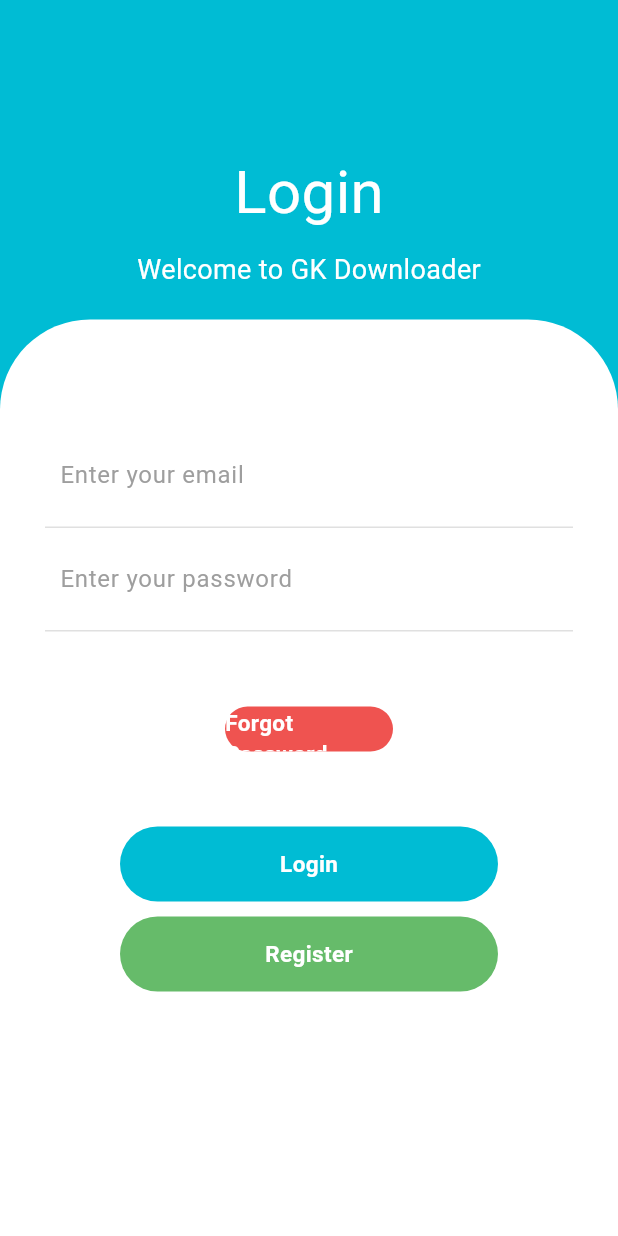
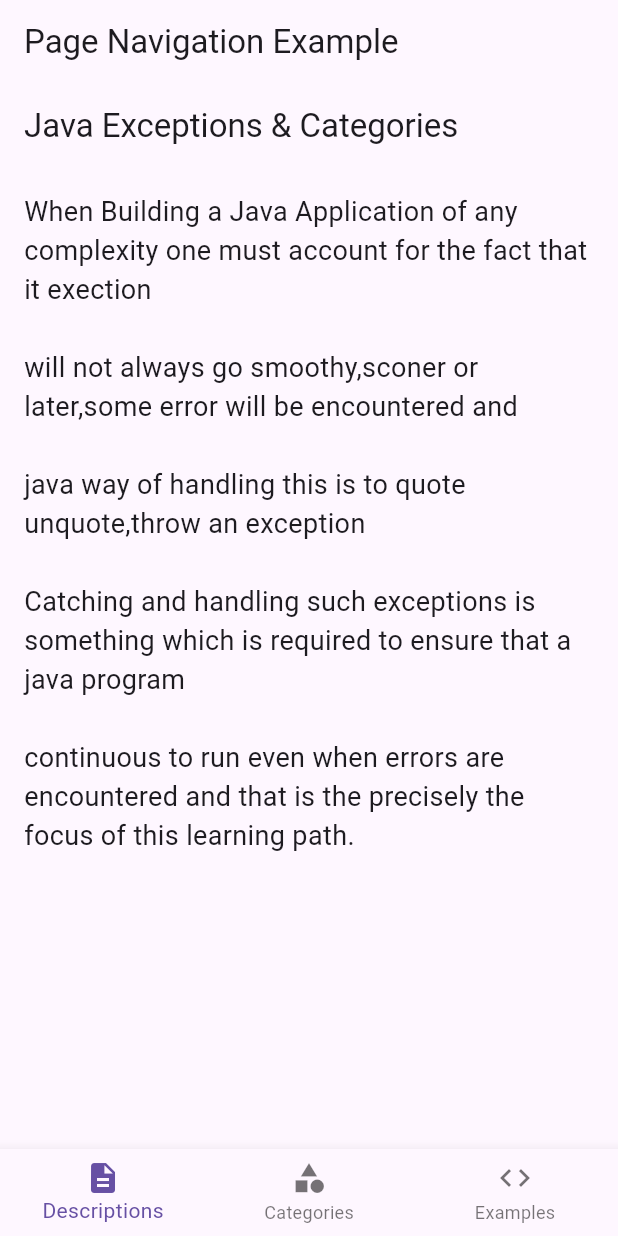
Before and after one commit to shiv9413/gkdownloader, a Flutter app: the screen it shows after launch, on a phone screen of 412 x 824 dp. Run offline on Flutter 3.47's test engine with Material 3 defaults, Android fonts, the phone set to English and light mode, and no system bars.

Commit message:
Exception module added

```diff
--- /dev/null
+++ b/lib/Exceptions/screen1.dart
@@ -0,0 +1,23 @@
+import 'package:flutter/material.dart';
+
+class screen1 extends StatelessWidget {
+  @override
+  Widget build(BuildContext context) {
+    return Scaffold(
+      appBar: AppBar(
+        title: Text('Java Exceptions & Categories'),
+      ),
+      body: Container(
+        padding: EdgeInsets.all(16.0),
+          child: Text(
+            "When Building a Java Application of any complexity one must account for the fact that it exection\n\n"
+                "will not always go smoothy,sconer or later,some error will be encountered and \n\n"
+                "java way of handling this is to quote unquote,throw an exception \n\n"
+                "Catching and handling such exceptions is something which is required to ensure that a java program \n\n"
+                "continuous to run even when errors are encountered and that is the precisely the focus of this learning path.\n\n",
+            style: TextStyle(fontSize: 18.0),
+          ),
+      ),
+    );
+  }
+}
--- /dev/null
+++ b/lib/Exceptions/screen2.dart
@@ -0,0 +1,22 @@
+import 'package:flutter/material.dart';
+
+class screen2 extends StatelessWidget {
+  @override
+  Widget build(BuildContext context) {
+    return Scaffold(
+      appBar: AppBar(
+        title: Text('Dealing/Example/Specifing Exceptions'),
+      ),
+      body: Container(
+        padding: EdgeInsets.all(16.0),
+        child: Text(
+            "Dealing with exceptions \n\n"
+          "1. Checked exceptions need to be specified or handled with a try-catch block \n\n"
+                "2. Unchecked exceptions can be addressed by fixing bugs in the code or by setting a try- catch block \n\n"
+                "3. Errors may have serveral causes,each with theri our solutions",
+          style: TextStyle(fontSize: 18.0),
+        ),
+      ),
+    );
+  }
+}
--- /dev/null
+++ b/lib/HomePage.dart
@@ -0,0 +1,53 @@
+import 'package:flutter/material.dart';
+import 'Exceptions/screen1.dart';
+import 'Exceptions/screen2.dart';
+import 'Exceptions/screen3.dart';
+
+class HomePage extends StatefulWidget {
+  @override
+  _MyHomePageState createState() => _MyHomePageState();
+}
+
+class _MyHomePageState extends State<HomePage> {
+  int currentPageIndex = 0;
+
+  void goToPage(int index) {
+    setState(() {
+      currentPageIndex = index;
+    });
+  }
+
+  @override
+  Widget build(BuildContext context) {
+    List<Widget> pages = [
+      screen1(),
+      screen2(),
+      screen3(),
+    ];
+
+    return Scaffold(
+      appBar: AppBar(
+        title: Text('Page Navigation Example'),
+      ),
+      body: pages[currentPageIndex],
+      bottomNavigationBar: BottomNavigationBar(
+        currentIndex: currentPageIndex,
+        onTap: goToPage,
+        items: [
+          BottomNavigationBarItem(
+            icon: Icon(Icons.description),
+            label: 'Descriptions',
+          ),
+          BottomNavigationBarItem(
+            icon: Icon(Icons.category),
+            label: 'Categories',
+          ),
+          BottomNavigationBarItem(
+            icon: Icon(Icons.code),
+            label: 'Examples',
+          ),
+        ],
+      ),
+    );
+  }
+}
--- a/lib/main.dart
+++ b/lib/main.dart
@@ -1,5 +1,6 @@
 import 'package:flutter/material.dart';
 import 'LoginPage.dart';
+import 'HomePage.dart';
 
 void main() => runApp(MyApp());
 
@@ -9,7 +10,7 @@ class MyApp extends StatelessWidget{
 
     return new MaterialApp(
       debugShowCheckedModeBanner: false,
-      home: LoginPage(),
+      home: HomePage(),
     );
   }
 }
```
Also changed, not shown: lib/Exceptions/screen3.dart (added, +20 -0 lines).
